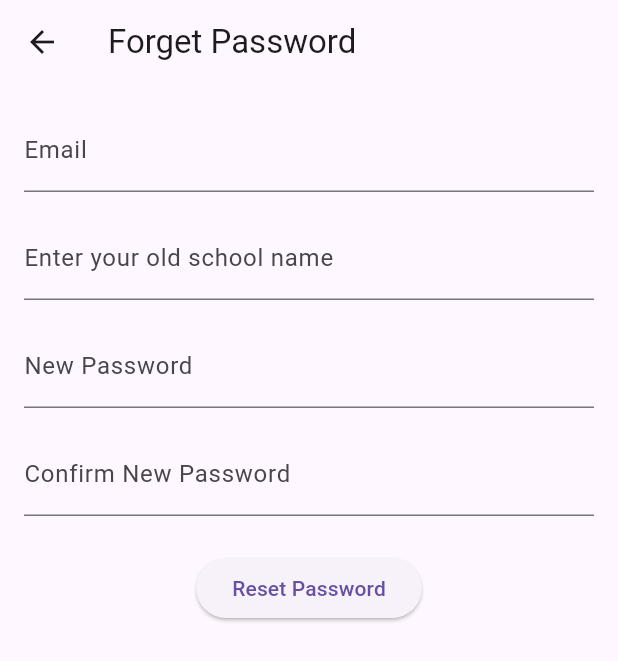
After one commit to OmarSaid35/Mobile_Computing_Project, a Flutter app: the screen it shows after launch, after a tap on "Forgot Password?", on a phone screen of 412 x 824 dp. The commit adds this screen. Shown: the top 661 px of the screen. Run offline on Flutter 3.47's test engine with Material 3 defaults, Android fonts, the phone set to English and light mode, and no system bars; our stand-ins replace cloud_firestore, firebase_auth, firebase_core, geolocator, google_maps_flutter, shared_preferences; accounts and stored records are empty.

Commit message:
forget password

```diff
--- a/lib/models/user_model.dart
+++ b/lib/models/user_model.dart
@@ -4,6 +4,7 @@ class UserModel {
   String _name;
   DateTime _birthDate;
   bool _isAdmin;
+  String _schoolName; // New field for security question (school name)
 
   UserModel({
     required String id,
@@ -11,11 +12,13 @@ class UserModel {
     required String name,
     required DateTime birthDate,
     bool isAdmin = false,
+    required String schoolName, // Add schoolName to the constructor
   })  : _id = id,
         _email = email,
         _name = name,
         _birthDate = birthDate,
-        _isAdmin = isAdmin;
+        _isAdmin = isAdmin,
+        _schoolName = schoolName; // Initialize schoolName
 
   // Getters
   String get id => _id;
@@ -23,6 +26,7 @@ class UserModel {
   String get name => _name;
   DateTime get birthDate => _birthDate;
   bool get isAdmin => _isAdmin;
+  String get schoolName => _schoolName; // Getter for schoolName
 
   // Setters
   set id(String value) => _id = value;
@@ -30,7 +34,9 @@ class UserModel {
   set name(String value) => _name = value;
   set birthDate(DateTime value) => _birthDate = value;
   set isAdmin(bool value) => _isAdmin = value;
+  set schoolName(String value) => _schoolName = value; // Setter for schoolName
 
+  // Updated fromJson to include schoolName
   factory UserModel.fromJson(Map<String, dynamic> json) {
     return UserModel(
       id: json['id'],
@@ -38,9 +44,11 @@ class UserModel {
       name: json['name'],
       birthDate: DateTime.parse(json['birthDate']),
       isAdmin: json['isAdmin'] ?? false,
+      schoolName: json['schoolName'] ?? '', // Handle missing schoolName
     );
   }
 
+  // Updated toJson to include schoolName
   Map<String, dynamic> toJson() {
     return {
       'id': _id,
@@ -48,6 +56,7 @@ class UserModel {
       'name': _name,
       'birthDate': _birthDate.toIso8601String(),
       'isAdmin': _isAdmin,
+      'schoolName': _schoolName, // Add schoolName to JSON
     };
   }
 }
--- /dev/null
+++ b/lib/screens/auth/forget_password.dart
@@ -0,0 +1,117 @@
+import 'package:flutter/material.dart'; // For the UI components (e.g., Scaffold, TextFormField, etc.)
+import 'package:provider/provider.dart'; // For state management with Provider
+import 'package:scratch_ecommerce/providers/auth_provider.dart'; // Your custom AuthProvider for handling authentication
+import 'package:firebase_auth/firebase_auth.dart'; // Firebase Auth for managing password reset
+import 'package:cloud_firestore/cloud_firestore.dart';
+import 'package:scratch_ecommerce/models/user_model.dart'; // Assuming UserModel is imported
+
+class ForgetPasswordScreen extends StatefulWidget {
+  const ForgetPasswordScreen({super.key});
+
+  @override
+  State<ForgetPasswordScreen> createState() => _ForgetPasswordScreenState();
+}
+
+class _ForgetPasswordScreenState extends State<ForgetPasswordScreen> {
+  final _emailController = TextEditingController();
+  final _schoolNameController = TextEditingController();
+  final _newPasswordController = TextEditingController();
+  final _confirmNewPasswordController = TextEditingController();
+
+  bool _isLoading = false;
+
+  @override
+  Widget build(BuildContext context) {
+    return Scaffold(
+      appBar: AppBar(title: const Text('Forget Password')),
+      body: Padding(
+        padding: const EdgeInsets.all(16.0),
+        child: Column(
+          children: [
+            TextFormField(
+              controller: _emailController,
+              decoration: const InputDecoration(labelText: 'Email'),
+            ),
+            const SizedBox(height: 16),
+            TextFormField(
+              controller: _schoolNameController,
+              decoration: const InputDecoration(
+                  labelText: 'Enter your old school name'),
+            ),
+            const SizedBox(height: 16),
+            TextFormField(
+              controller: _newPasswordController,
+              decoration: const InputDecoration(labelText: 'New Password'),
+              obscureText: true,
+            ),
+            const SizedBox(height: 16),
+            TextFormField(
+              controller: _confirmNewPasswordController,
+              decoration:
+                  const InputDecoration(labelText: 'Confirm New Password'),
+              obscureText: true,
+            ),
+            const SizedBox(height: 24),
+            _isLoading
+                ? const CircularProgressIndicator()
+                : ElevatedButton(
+                    onPressed: _resetPassword,
+                    child: const Text('Reset Password'),
+                  ),
+          ],
+        ),
+      ),
+    );
+  }
+
+  Future<void> _resetPassword() async {
+    if (_newPasswordController.text != _confirmNewPasswordController.text) {
+      ScaffoldMessenger.of(context).showSnackBar(
+        const SnackBar(content: Text('Passwords do not match')),
+      );
+      return;
+    }
+
+    setState(() => _isLoading = true);
+
+    try {
+      // Fetch user from Firestore using email
+      final userQuery = await FirebaseFirestore.instance
+          .collection('users')
+          .where('email', isEqualTo: _emailController.text)
+          .get();
+
+      if (userQuery.docs.isNotEmpty) {
+        // Get user data
+        final userDoc = userQuery.docs.first;
+        final user = UserModel.fromJson(userDoc.data());
+
+        // Check if the school name matches
+        if (user.schoolName == _schoolNameController.text) {
+          // Send password reset email via Firebase Auth
+          await FirebaseAuth.instance
+              .sendPasswordResetEmail(email: _emailController.text);
+
+          ScaffoldMessenger.of(context).showSnackBar(
+            const SnackBar(content: Text('Password reset email sent!')),
+          );
+          Navigator.pop(context); // Go back to the previous screen
+        } else {
+          ScaffoldMessenger.of(context).showSnackBar(
+            const SnackBar(content: Text('School name is incorrect')),
+          );
+        }
+      } else {
+        ScaffoldMessenger.of(context).showSnackBar(
+          const SnackBar(content: Text('No user found with this email')),
+        );
+      }
+    } catch (e) {
+      ScaffoldMessenger.of(context).showSnackBar(
+        SnackBar(content: Text('Error: $e')),
+      );
+    }
+
+    setState(() => _isLoading = false);
+  }
+}
--- a/lib/screens/auth/login_screen.dart
+++ b/lib/screens/auth/login_screen.dart
@@ -4,6 +4,7 @@ import 'package:scratch_ecommerce/providers/auth_provider.dart';
 import 'signup_screen.dart';
 import 'package:scratch_ecommerce/screens/admin/admin_dashboard.dart';
 import 'package:scratch_ecommerce/screens/home_screen.dart';
+import 'package:scratch_ecommerce/screens/auth/forget_password.dart';
 
 class LoginScreen extends StatefulWidget {
   const LoginScreen({super.key});
@@ -109,6 +110,18 @@ class _LoginScreenState extends State<LoginScreen> {
                 },
                 child: const Text('Create an account'),
               ),
+              // In LoginScreen, add a button for forget password
+              TextButton(
+                onPressed: () {
+                  Navigator.push(
+                    context,
+                    MaterialPageRoute(
+                      builder: (context) => const ForgetPasswordScreen(),
+                    ),
+                  );
+                },
+                child: const Text('Forgot Password?'),
+              ),
             ],
           ),
         ),
--- a/lib/screens/auth/signup_screen.dart
+++ b/lib/screens/auth/signup_screen.dart
@@ -15,6 +15,7 @@ class _SignupScreenState extends State<SignupScreen> {
   final _passwordController = TextEditingController();
   final _nameController = TextEditingController();
   final _birthDateController = TextEditingController();
+  final _schoolNameController = TextEditingController(); // New controller
   bool _isLoading = false;
   DateTime? _selectedDate;
 
@@ -80,6 +81,17 @@ class _SignupScreenState extends State<SignupScreen> {
                     ),
                   ),
                 ),
+                const SizedBox(height: 16),
+                TextFormField(
+                  controller: _schoolNameController, // New field for school name
+                  decoration: const InputDecoration(labelText: 'School Name'),
+                  validator: (value) {
+                    if (value == null || value.isEmpty) {
+                      return 'Please enter your old school name';
+                    }
+                    return null;
+                  },
+                ),
                 const SizedBox(height: 24),
                 _isLoading
                     ? const CircularProgressIndicator()
@@ -117,11 +129,13 @@ class _SignupScreenState extends State<SignupScreen> {
       setState(() => _isLoading = true);
       try {
         final birthDate = _selectedDate!;
+        final schoolName = _schoolNameController.text; // Get school name
         await Provider.of<AuthProvider>(context, listen: false).signUp(
           email: _emailController.text,
           password: _passwordController.text,
           name: _nameController.text,
           birthDate: birthDate,
+          schoolName: schoolName, // Pass school name to signUp
         );
         ScaffoldMessenger.of(context).showSnackBar(
           const SnackBar(content: Text('Signup successful!')),
@@ -142,6 +156,7 @@ class _SignupScreenState extends State<SignupScreen> {
     _passwordController.dispose();
     _nameController.dispose();
     _birthDateController.dispose();
+    _schoolNameController.dispose(); // Dispose the new controller
     super.dispose();
   }
 }
```
Also changed, not shown: lib/providers/auth_provider.dart (+55 -32 lines).
